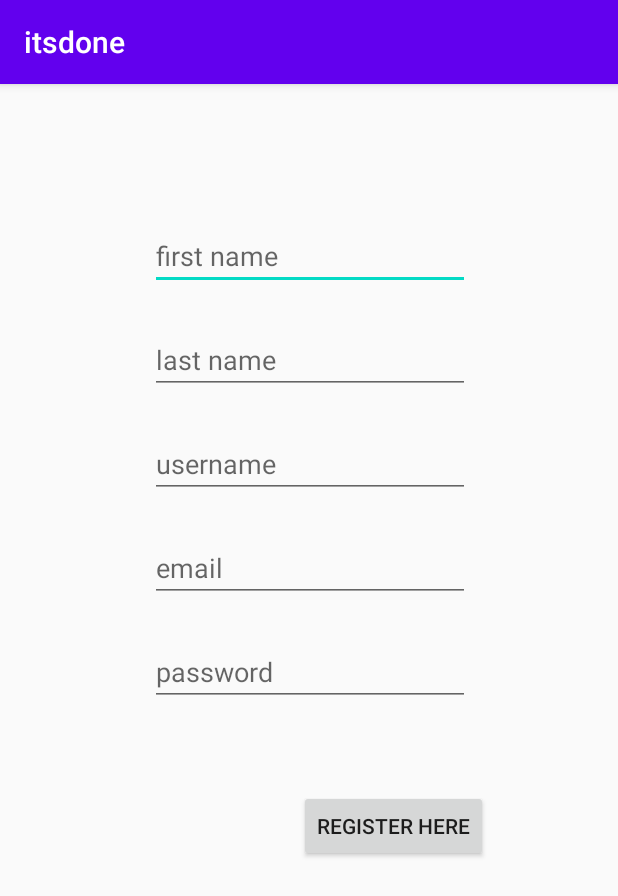
After one commit to GuestG/itsdone, an Android app: the CreateAccountActivity screen opened directly, with no data from a screen before it, on a phone screen of 412 x 824 dp. The commit adds this screen. Shown: the top 896 px of the screen. Run offline under Robolectric (Android 15) with nearby library versions, the phone set to English and light mode, and no system bars.

Commit message:
can now add members to database by pressing Register

```diff
--- a/app/src/main/java/edu/tacoma/uw/itsdone/JobDetailActivity.java
+++ b/app/src/main/java/edu/tacoma/uw/itsdone/JobDetailActivity.java
@@ -104,7 +104,7 @@ public class JobDetailActivity extends AppCompatActivity implements JobAddFragme
             mJobJSON.put("title", job.getTitle());
             mJobJSON.put("shortDesc", job.getShortDesc());
             mJobJSON.put("longDesc", job.getLongDesc());
-            mJobJSON.put("Location", job.getLocation());
+            mJobJSON.put("Location", job.getLocation()); //TODO should be place??
             mJobJSON.put("price", job.getPrice());
             new AddJobAsyncTask().execute(url.toString());
 
--- a/app/src/main/java/edu/tacoma/uw/itsdone/model/Job.java
+++ b/app/src/main/java/edu/tacoma/uw/itsdone/model/Job.java
@@ -22,7 +22,7 @@ public class Job implements Serializable {
     public static final String TITLE = "title";
     public static final String SHORT_DESC = "shortdesc";
     public static final String LONG_DESC = "longdesc";
-    public static final String LOCATION = "location";
+    public static final String LOCATION = "place";
     public static final String PRICE = "price";
 
     public Job (String id, String cId, String title, String sDesc, String lDesc, String loc, String pr){
--- /dev/null
+++ b/app/src/main/res/layout/activity_create_account.xml
@@ -0,0 +1,85 @@
+<?xml version="1.0" encoding="utf-8"?>
+<androidx.constraintlayout.widget.ConstraintLayout xmlns:android="http://schemas.android.com/apk/res/android"
+    xmlns:app="http://schemas.android.com/apk/res-auto"
+    xmlns:tools="http://schemas.android.com/tools"
+    android:layout_width="match_parent"
+    android:layout_height="match_parent"
+    tools:context=".CreateAccountActivity">
+
+    <Button
+        android:id="@+id/create_account_button"
+        android:layout_width="wrap_content"
+        android:layout_height="wrap_content"
+        android:layout_marginTop="56dp"
+        android:onClick="createAccount"
+        android:text="@string/create_account"
+        app:layout_constraintEnd_toEndOf="parent"
+        app:layout_constraintHorizontal_bias="0.696"
+        app:layout_constraintStart_toStartOf="parent"
+        app:layout_constraintTop_toBottomOf="@+id/password" />
+
+    <EditText
+        android:id="@+id/first_name"
+        android:layout_width="wrap_content"
+        android:layout_height="wrap_content"
+        android:layout_marginTop="92dp"
+        android:ems="10"
+        android:inputType="textPersonName"
+        android:hint="@string/enter_first_name"
+        app:layout_constraintEnd_toEndOf="parent"
+        app:layout_constraintHorizontal_bias="0.502"
+        app:layout_constraintStart_toStartOf="parent"
+        app:layout_constraintTop_toTopOf="parent" />
+
+    <EditText
+        android:id="@+id/password"
+        android:layout_width="wrap_content"
+        android:layout_height="wrap_content"
+        android:layout_marginTop="24dp"
+        android:ems="10"
+        android:inputType="textPassword"
+        android:hint="@string/enter_password"
+        app:layout_constraintEnd_toEndOf="parent"
+        app:layout_constraintHorizontal_bias="0.502"
+        app:layout_constraintStart_toStartOf="parent"
+        app:layout_constraintTop_toBottomOf="@+id/email" />
+
+    <EditText
+        android:id="@+id/last_name"
+        android:layout_width="wrap_content"
+        android:layout_height="wrap_content"
+        android:layout_marginTop="24dp"
+        android:ems="10"
+        android:inputType="textPersonName"
+        android:hint="@string/enter_last_name"
+        app:layout_constraintEnd_toEndOf="parent"
+        app:layout_constraintHorizontal_bias="0.502"
+        app:layout_constraintStart_toStartOf="parent"
+        app:layout_constraintTop_toBottomOf="@+id/first_name" />
+
+    <EditText
+        android:id="@+id/username"
+        android:layout_width="wrap_content"
+        android:layout_height="wrap_content"
+        android:layout_marginTop="24dp"
+        android:ems="10"
+        android:inputType="textPersonName"
+        android:hint="@string/enter_username"
+        app:layout_constraintEnd_toEndOf="parent"
+        app:layout_constraintHorizontal_bias="0.502"
+        app:layout_constraintStart_toStartOf="parent"
+        app:layout_constraintTop_toBottomOf="@+id/last_name" />
+
+    <EditText
+        android:id="@+id/email"
+        android:layout_width="wrap_content"
+        android:layout_height="wrap_content"
+        android:layout_marginTop="24dp"
+        android:ems="10"
+        android:inputType="textPersonName"
+        android:hint="@string/enter_email"
+        app:layout_constraintEnd_toEndOf="parent"
+        app:layout_constraintHorizontal_bias="0.502"
+        app:layout_constraintStart_toStartOf="parent"
+        app:layout_constraintTop_toBottomOf="@+id/username" />
+</androidx.constraintlayout.widget.ConstraintLayout>
--- a/app/src/main/res/values/strings.xml
+++ b/app/src/main/res/values/strings.xml
@@ -1,8 +1,6 @@
 <resources>
     <string name="app_name">itsdone</string>
     <string name="title_detail">Item Detail</string>
-    <string name="enter_username">username</string>
-    <string name="enter_password">password</string>
     <string name="create_account">Register Here</string>
     <string name="button_login">Login</string>
     <string name="button_logout">Logout</string>
@@ -15,4 +13,12 @@
     <string name="enter_job_price_hint">Enter Job Price</string>
 
     <string name="btn_add_job">Add Job</string>
+
+    <!-- Create Account hints -->
+    <string name="enter_username">username</string>
+    <string name="enter_password">password</string>
+    <string name="enter_first_name">first name</string>
+    <string name="enter_last_name">last name</string>
+    <string name="enter_email">email</string>
+
 </resources>
--- a/app/src/main/res/values/urls.xml
+++ b/app/src/main/res/values/urls.xml
@@ -2,4 +2,5 @@
 <resources>
     <string name="get_jobs">https://backitsdoneend.herokuapp.com/jobs</string>
     <string name="add_job">https://backitsdoneend.herokuapp.com/addjob</string>
+    <string name="register">https://backitsdoneend.herokuapp.com/register</string>
 </resources>
```
Also changed, not shown: app/src/main/AndroidManifest.xml (+9 -8 lines), app/src/main/java/edu/tacoma/uw/itsdone/CreateAccountActivity.java (added, +138 -0 lines), app/src/main/java/edu/tacoma/uw/itsdone/MainActivity.java (+11 -23 lines).
